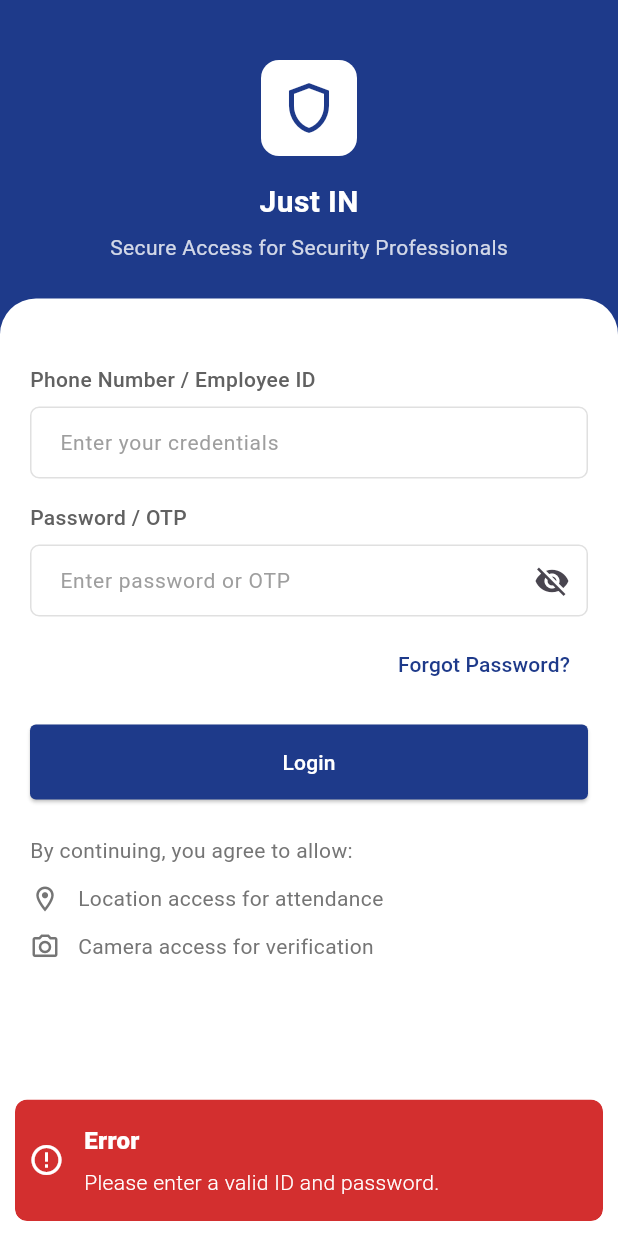
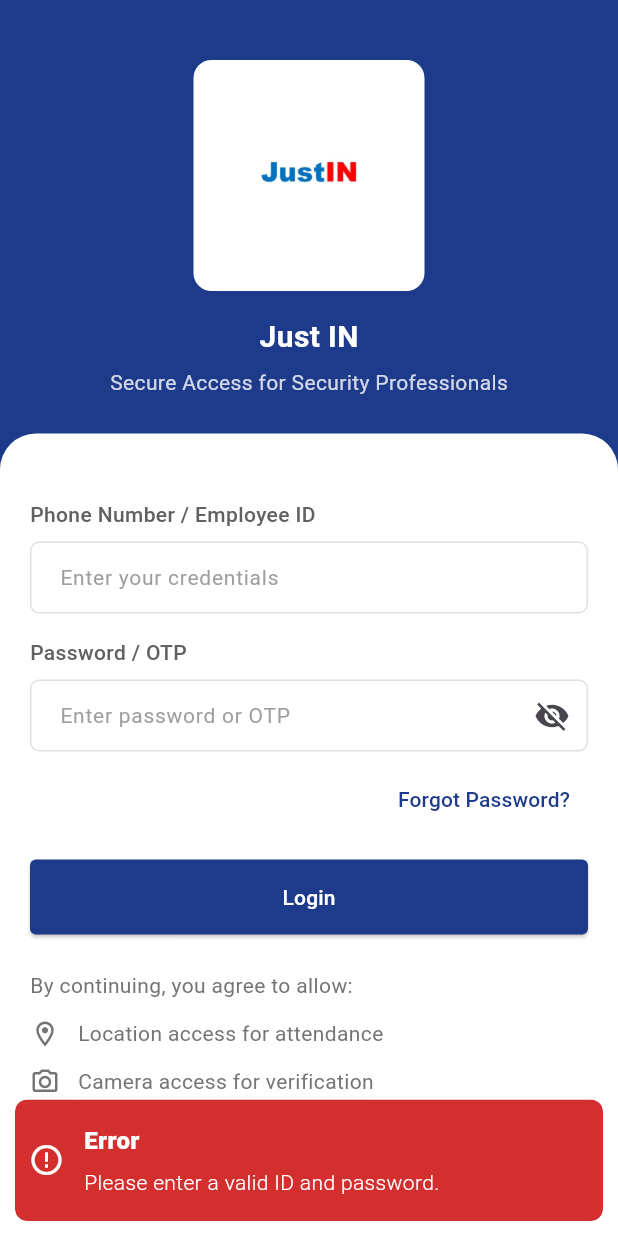
Before and after one commit to akashvadh12/Just-In-App, a Flutter app: the screen it shows after launch, after a tap on "Login", on a phone screen of 412 x 824 dp. Run offline on Flutter 3.47's test engine with Material 3 defaults, Android fonts, the phone set to English and light mode, and no system bars; our stand-ins replace cached_network_image, camera, connectivity_plus, firebase_core, firebase_messaging, flutter_local_notifications and 9 more; missing offline and left inert: qr_code_scanner_plus; accounts and stored records are empty.

```diff
--- a/flutter_launcher_icons.yaml
+++ b/flutter_launcher_icons.yaml
@@ -6,7 +6,7 @@ flutter_launcher_icons:
   image_path_android: "lib/assets/Just-IN.png"
   min_sdk_android: 21 # android min sdk min:16, default 21
   # adaptive_icon_background: "assets/icon/background.png"
-  # adaptive_icon_foreground: "assets/icon/foreground.png"
+  # adaptive_icon_foreground: "assets/icon/foreground.png
   # adaptive_icon_foreground_inset: 16
   # adaptive_icon_monochrome: "assets/icon/monochrome.png"
 
--- a/lib/modules/auth/login/login_page.dart
+++ b/lib/modules/auth/login/login_page.dart
@@ -29,10 +29,11 @@ class LoginPage extends StatelessWidget {
                 color: Colors.white,
                 borderRadius: BorderRadius.circular(12),
               ),
-              child: Icon(
-                Icons.shield_outlined,
-                color: AppColors.primary,
-                size: 40,
+              child: Image.asset(
+                'lib/assets/JustIN.jpeg', // Replace with your actual image path
+                height: 130,
+                width: 130,
+                fit: BoxFit.contain,
               ),
             ),
             SizedBox(height: 16),
--- a/lib/modules/splash/splash_screen.dart
+++ b/lib/modules/splash/splash_screen.dart
@@ -55,12 +55,14 @@ class _SplashScreenState extends State<SplashScreen> {
                 color: Colors.white,
                 borderRadius: BorderRadius.circular(20),
               ),
-              child: Icon(
-                Icons.shield_outlined,
-                color: AppColors.primary,
-                size: 80,
+              child: Image.asset(
+                'lib/assets/JustIN.jpeg', // Replace with your actual image path
+                height: 150,
+                width: 150,
+                fit: BoxFit.contain,
               ),
             ),
+
             SizedBox(height: 24),
             // App Title
             Text(
--- a/pubspec.yaml
+++ b/pubspec.yaml
@@ -82,9 +82,9 @@ flutter:
   uses-material-design: true
 
   # To add assets to your application, add an assets section, like this:
-  # assets:
-  #   - assets/images/profile_avatar.png
-  #   - images/a_dot_ham.jpeg
+  assets:
+    #   - assets/images/profile_avatar.png
+    - lib/assets/JustIN.jpeg
 
   # An image asset can refer to one or more resolution-specific "variants", see
   # https://flutter.dev/to/resolution-aware-images
```
Also changed, not shown: lib/data/services/notification_services.dart (+27 -3 lines), lib/modules/issue/IssueResolution/issue_details_Screens/issuDetails.dart (+58 -20 lines), assets/Just-IN.png (added), assets/JustIN.jpeg (added), assets/icon.png (added), lib/assets/JustIN.jpeg (added), 3 other files.
